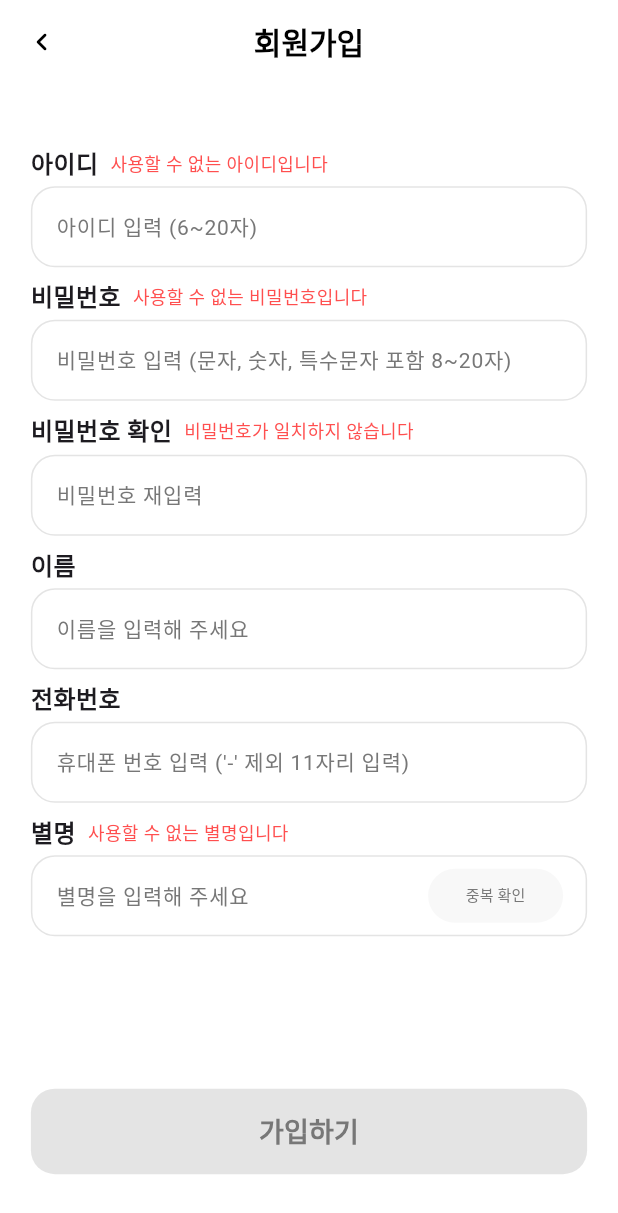
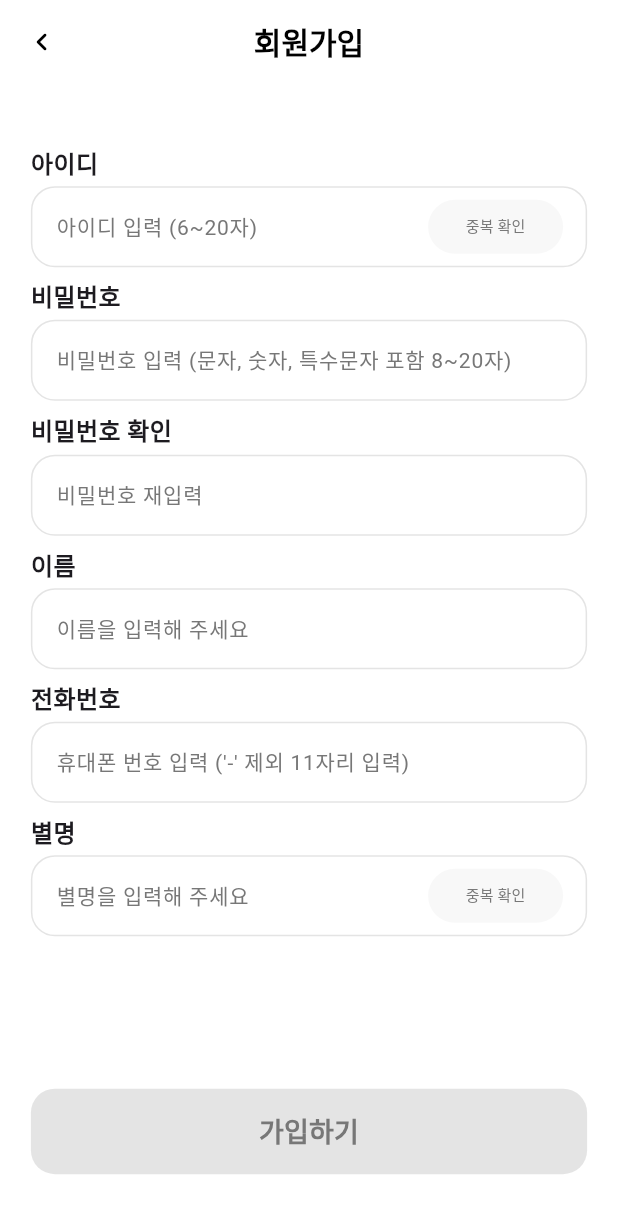
Before and after one commit to KohEugene/wanbook, a Flutter app: the screen it shows after launch, after a tap on "회원가입", on a phone screen of 412 x 824 dp. Shown: the top 1213 px of the screen. Run offline on Flutter 3.47's test engine with Material 3 defaults, Android fonts, the phone set to English and light mode, and no system bars; our stand-ins replace cached_network_image; Roboto replaces fonts that are missing (Pretendard).

Commit message:
회원가입 화면 수정

```diff
--- a/lib/login/join_screen.dart
+++ b/lib/login/join_screen.dart
@@ -16,11 +16,54 @@ class JoinScreen extends StatefulWidget {
 }
 
 class _JoinScreenState extends State<JoinScreen> {
+
+  final _formKey = GlobalKey<FormState>();
+  final _idController = TextEditingController();
+  final _pwdController = TextEditingController();
+  final _rePwdController = TextEditingController();
+  final _nameController = TextEditingController();
+  final _phoneController = TextEditingController();
+  final _nicknameController = TextEditingController();
+
+  // 에러 여부
+  bool _idHasError = false;
+  bool _pwdHasError = false;
+  bool _rePwdHasError = false;
+  bool _nicknameHasError = false;
+
+  // 에러 메시지
+  String _idError = '';
+  String _pwdError = '';
+  String _rePwdError = '';
+  String _nicknameError = '';
+
+  // 폼 유효성 검사
+  bool isFormvalid = false;
+
+  @override
+  void initState() {
+    super.initState();
+    _idController.addListener(validateInputs);
+    _pwdController.addListener(validateInputs);
+    _rePwdController.addListener(validateInputs);
+    _nicknameController.addListener(validateInputs);
+  }
+
+  @override
+  void dispose() {
+    _idController.dispose();
+    _pwdController.dispose();
+    _rePwdController.dispose();
+    _nameController.dispose();
+    _phoneController.dispose();
+    _nicknameController.dispose();
+    super.dispose();
+  }
+
   @override
   Widget build(BuildContext context) {
     return Scaffold(
       appBar: AppBar(
-        centerTitle: true,
         title: Text('회원가입'),
         leading: IconButton(onPressed: () {
           Navigator.push(context, MaterialPageRoute(builder: (context) {
@@ -41,48 +84,59 @@ class _JoinScreenState extends State<JoinScreen> {
                 child: SingleChildScrollView(
                   child: Column(
                     children: [
-                          buildFieldWithError('아이디', '사용할 수 없는 아이디입니다', '아이디 입력 (6~20자)'),
-                          buildFieldWithError('비밀번호', '사용할 수 없는 비밀번호입니다', '비밀번호 입력 (문자, 숫자, 특수문자 포함 8~20자)'),
-                          buildFieldWithError('비밀번호 확인', '비밀번호가 일치하지 않습니다', '비밀번호 재입력'),
-                          buildSimpleField('이름', '이름을 입력해 주세요'),
-                          buildSimpleField('전화번호', "휴대폰 번호 입력 ('-' 제외 11자리 입력)"),
-                          buildFieldWithError('별명', '사용할 수 없는 별명입니다', '별명을 입력해 주세요', hasCheckButton: true),
-                        ],
+                      buildFieldWithError(
+                          controller: _idController,
+                          label: '아이디', hintText: '아이디 입력 (6~20자)',
+                          hasError: _idHasError, errorMessage: _idError,
+                          hasCheckButton: true
                       ),
-                    )
+                      buildFieldWithError(
+                          controller: _pwdController,
+                          label: '비밀번호', hintText: '비밀번호 입력 (문자, 숫자, 특수문자 포함 8~20자)',
+                          hasError: _pwdHasError, errorMessage: _pwdError
                       ),
-                SizedBox(height: 20),
-                SizedBox(
-                    width: SizeConfig.screenWidth * 0.9,
-                    height: 57,
-                    child: TextButton(onPressed: (){
-                      Navigator.push(context, MaterialPageRoute(builder: (context) {
-                        return MenuBottom();
-                      },));
-                    },
-                        style: TextButton.styleFrom(
-                            backgroundColor: Color(0xffE4E4E4),
-                            shape: RoundedRectangleBorder(
-                                borderRadius: BorderRadius.circular(16)
-                            )
+                      buildFieldWithError(
+                          controller: _rePwdController,
+                          label: '비밀번호 확인', hintText: '비밀번호 재입력',
+                          hasError: _rePwdHasError, errorMessage: _rePwdError
                       ),
-                        child: Text('가입하기', style: TextStyle(
-                            color: Color(0xff777777),
-                            fontWeight: FontWeight.w600,
-                            fontSize: 18),
-                        )
-                    )
+                      buildSimpleField(
+                          controller: _nameController,
+                          label: '이름', hintText: '이름을 입력해 주세요'
+                      ),
+                      buildSimpleField(
+                          controller: _phoneController,
+                          label: '전화번호', hintText: "휴대폰 번호 입력 ('-' 제외 11자리 입력)"
+                      ),
+                      buildFieldWithError(
+                          controller: _nicknameController,
+                          label: '별명', hintText: '별명을 입력해 주세요',
+                          hasError: _nicknameHasError, errorMessage: _nicknameError,
+                          hasCheckButton: true
                       ),
                     ],
                   ),
+                ),
+              ),
+              SizedBox(height: 20),
+              signUpButton()
+            ],
+          ),
+        ),
       )
-      ),
     );
   }
 
   // 에러 메시지 있는 TextFormField
-  Widget buildFieldWithError(String label, String errorText, String hintText,
-      {bool obscure = false, bool hasCheckButton = false}) {
+  Widget buildFieldWithError({
+    required TextEditingController controller,
+    required String label,
+    required String hintText,
+    bool hasError = false,
+    String errorMessage = '',
+    bool obscure = false,
+    bool hasCheckButton = false,
+  }) {
     return Column(
       crossAxisAlignment: CrossAxisAlignment.start,
       children: [
@@ -90,7 +144,10 @@ class _JoinScreenState extends State<JoinScreen> {
           children: [
             Text(label, style: TextStyle(fontWeight: FontWeight.w600, fontSize: 16)),
             SizedBox(width: 8,),
-            Text(errorText, style: TextStyle(color: Color(0xffFF4F4F), fontWeight: FontWeight.w400, fontSize: 12)),
+            if (hasError)
+              Text(errorMessage, style: TextStyle(
+                  color: Color(0xffFF4F4F), fontWeight: FontWeight.w400, fontSize: 12)
+              ),
           ],
         ),
         SizedBox(height: 4),
@@ -103,11 +160,13 @@ class _JoinScreenState extends State<JoinScreen> {
               decoration: BoxDecoration(
                   color: Colors.white,
                   border: Border.all(
-                      color: Color(0xffE4E4E4)
+                      color: hasError ? Color(0xffFF4F4F) : Color(0xffE4E4E4)
                   ),
                   borderRadius: BorderRadius.circular(16)
               ),
               child: TextFormField(
+                controller: controller,
+                obscureText: obscure,
                 decoration: InputDecoration(
                     border: InputBorder.none,
                     contentPadding: EdgeInsets.all(16),
@@ -149,7 +208,12 @@ class _JoinScreenState extends State<JoinScreen> {
     );
   }
 
-  Widget buildSimpleField(String label, String hintText) {
+  // 단순 입력 TextFormField
+  Widget buildSimpleField({
+    required TextEditingController controller,
+    required String label,
+    required String hintText,
+  }) {
     return Column(
       crossAxisAlignment: CrossAxisAlignment.start,
       children: [
@@ -166,6 +230,7 @@ class _JoinScreenState extends State<JoinScreen> {
               borderRadius: BorderRadius.circular(16)
           ),
           child: TextFormField(
+            controller: controller,
             decoration: InputDecoration(
                 border: InputBorder.none,
                 contentPadding: EdgeInsets.all(16),
@@ -182,4 +247,74 @@ class _JoinScreenState extends State<JoinScreen> {
       ],
     );
   }
+
+  void validateInputs() {
+    setState(() {
+
+      // 고민1 : 문구를 좀 더 자세하게? (조건 설명 방식으로)
+      // 고민2 : 전화번호 11자리 맞는지 확인하는 조건 추가 여부
+
+      // ID validation (중복 확인 작업 추가 필요)
+      if (_idController.text.length < 6 || _idController.text.length > 20) {
+        _idHasError = true;
+        _idError = '사용할 수 없는 아이디입니다';
+      } else {
+        _idHasError = false;
       }
+
+      // Password validation
+      String pwd = _pwdController.text;
+      bool hasLetter = pwd.contains(RegExp(r'[A-Za-z]'));
+      bool hasNumber = pwd.contains(RegExp(r'[0-9]'));
+      bool hasSpecial = pwd.contains(RegExp(r'[!@#\$%^&*(),.?":{}|<>]'));
+      if (pwd.length < 8 || pwd.length > 20 || !(hasLetter && hasNumber && hasSpecial)) {
+        _pwdHasError = true;
+        _pwdError = '사용할 수 없는 비밀번호입니다';
+      } else {
+        _pwdHasError = false;
+      }
+
+      // Password Confirm validation
+      if (_rePwdController.text != _pwdController.text) {
+        _rePwdHasError = true;
+        _rePwdError = '비밀번호가 일치하지 않습니다';
+      } else {
+        _rePwdHasError = false;
+      }
+
+      // Nickname validation (중복 확인 작업 추가 필요)
+      if (_nicknameController.text.isEmpty) {
+        _nicknameHasError = true;
+        _nicknameError = '사용할 수 없는 별명입니다';
+      } else {
+        _nicknameHasError = false;
+      }
+
+      // 모든 조건 충족 시
+      isFormvalid = !_idHasError && !_pwdHasError && !_rePwdHasError && !_nicknameHasError;
+    });
+  }
+
+  Widget signUpButton() {
+    return SizedBox(
+        width: SizeConfig.screenWidth * 0.9,
+        height: 57,
+        child: TextButton(
+            onPressed: isFormvalid ? () {
+              Navigator.push(context, MaterialPageRoute(builder: (context) => MenuBottom()));
+            } : null,
+            style: TextButton.styleFrom(
+                backgroundColor: isFormvalid ? Color(0xffCCE4FF) : Color(0xffE4E4E4),
+                shape: RoundedRectangleBorder(
+                    borderRadius: BorderRadius.circular(16)
+                )
+            ),
+            child: Text('가입하기', style: TextStyle(
+                color: isFormvalid ? Color(0xff0077FF) : Color(0xff777777),
+                fontWeight: FontWeight.w600,
+                fontSize: 18),
+            )
+        )
+    );
+  }
+}
--- a/lib/login/login_screen.dart
+++ b/lib/login/login_screen.dart
@@ -91,7 +91,7 @@ class _LoginScreenState extends State<LoginScreen> {
             decoration: InputDecoration(
                 border: InputBorder.none,
                 contentPadding: EdgeInsets.all(16),
-                hintText: '아이디를 입력해 주세요',
+                hintText: '아이디를 입력해 주세요!',
                 hintStyle: TextStyle(
                     color: Color(0xff777777),
                     fontWeight: FontWeight.w400,
@@ -139,7 +139,7 @@ class _LoginScreenState extends State<LoginScreen> {
             decoration: InputDecoration(
               border: InputBorder.none,
               contentPadding: EdgeInsets.all(16),
-              hintText: '비밀번호를 입력해 주세요',
+              hintText: '비밀번호를 입력해 주세요!',
               hintStyle: TextStyle(
                 color: Color(0xff777777),
                 fontWeight: FontWeight.w400,
--- a/lib/profile/profile_screen.dart
+++ b/lib/profile/profile_screen.dart
@@ -24,7 +24,8 @@ class _ProfileScreenState extends State<ProfileScreen> {
         automaticallyImplyLeading: false,
         title: Text('내 프로필'),
       ),
-      body: SingleChildScrollView(
+      body: SafeArea(
+        child: SingleChildScrollView(
             child: Padding(
               // 양쪽 여백 넣기 (좌우, 상하 기준)
               padding: EdgeInsets.symmetric(horizontal: SizeConfig.screenWidth*0.05),
@@ -61,6 +62,7 @@ class _ProfileScreenState extends State<ProfileScreen> {
                 ],
               ),
             )
+        ),
       )
     );
   }
```
Lines whose indentation alone changed are shown as unchanged.
